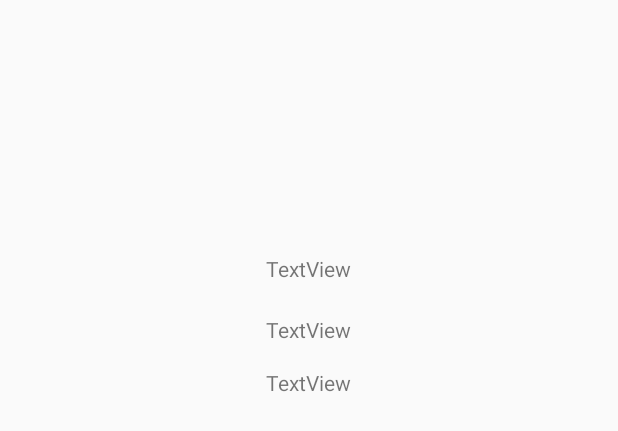
After one commit to PinGTeam/PinG, an Android app: the layout activity_user_profile.xml on its own in the app's theme, with its tools: preview values and no code run, on a phone screen of 412 x 824 dp. The commit adds this screen. Shown: the top 431 px of the screen. Run offline under Robolectric (Android 15) with nearby library versions, the phone set to English and light mode, and no system bars.

Commit message:
-Updated Create Ping

```diff
--- a/Source-Code/ANDROID/PinGv2/app/src/main/AndroidManifest.xml
+++ b/Source-Code/ANDROID/PinGv2/app/src/main/AndroidManifest.xml
@@ -60,7 +60,8 @@
             android:label="@string/title_activity_signup"
             android:screenOrientation="portrait"
             android:theme="@style/AppTheme" /> <!-- </activity> -->
-        <activity android:name=".CreateEvent"></activity>
+        <activity android:name=".CreateEvent" />
+        <activity android:name=".UserProfile"></activity>
     </application>
 
 </manifest>
--- a/Source-Code/ANDROID/PinGv2/app/src/main/res/layout/activity_log_in.xml
+++ b/Source-Code/ANDROID/PinGv2/app/src/main/res/layout/activity_log_in.xml
@@ -44,7 +44,7 @@
         <EditText
             android:layout_width="match_parent"
             android:layout_height="wrap_content"
-            android:inputType="textPersonName"
+            android:inputType="textPassword"
             android:layout_centerInParent="true"
             android:ellipsize="start"
             android:gravity="center_horizontal"
--- /dev/null
+++ b/Source-Code/ANDROID/PinGv2/app/src/main/res/layout/activity_user_profile.xml
@@ -0,0 +1,39 @@
+<?xml version="1.0" encoding="utf-8"?>
+<RelativeLayout xmlns:android="http://schemas.android.com/apk/res/android"
+    xmlns:tools="http://schemas.android.com/tools"
+    android:id="@+id/activity_user_profile"
+    android:layout_width="match_parent"
+    android:layout_height="match_parent"
+    android:paddingBottom="@dimen/activity_vertical_margin"
+    android:paddingLeft="@dimen/activity_horizontal_margin"
+    android:paddingRight="@dimen/activity_horizontal_margin"
+    android:paddingTop="@dimen/activity_vertical_margin"
+    tools:context="com.example.jorge.pingv2.UserProfile">
+
+    <TextView
+        android:text="TextView"
+        android:layout_width="wrap_content"
+        android:layout_height="wrap_content"
+        android:layout_alignParentTop="true"
+        android:layout_centerHorizontal="true"
+        android:layout_marginTop="153dp"
+        android:id="@+id/textView2" />
+
+    <TextView
+        android:text="TextView"
+        android:layout_width="wrap_content"
+        android:layout_height="wrap_content"
+        android:layout_below="@+id/textView2"
+        android:layout_alignStart="@+id/textView2"
+        android:layout_marginTop="21dp"
+        android:id="@+id/textView3" />
+
+    <TextView
+        android:text="TextView"
+        android:layout_width="wrap_content"
+        android:layout_height="wrap_content"
+        android:layout_marginTop="16dp"
+        android:id="@+id/textView4"
+        android:layout_below="@+id/textView3"
+        android:layout_alignStart="@+id/textView3" />
+</RelativeLayout>
```
Also changed, not shown: Source-Code/ANDROID/PinGv2/app/src/main/java/com/example/jorge/pingv2/CreateEvent.java (added, +13 -0 lines), Source-Code/ANDROID/PinGv2/app/src/main/java/com/example/jorge/pingv2/MapActivity.java (+19 -27 lines), Source-Code/ANDROID/PinGv2/app/src/main/java/com/example/jorge/pingv2/MarkerDialog.java (deleted, +0 -70 lines), Source-Code/ANDROID/PinGv2/app/src/main/java/com/example/jorge/pingv2/UserProfile.java (added, +13 -0 lines), Source-Code/ANDROID/PinGv2/app/src/main/res/layout/activity_create_event.xml (+5 -4 lines), Source-Code/ANDROID/PinGv2/app/src/main/res/layout/activity_map.xml (+8 -0 lines), Source-Code/ANDROID/PinGv2/app/src/main/res/layout/dialog_marker_dialog.xml (deleted, +0 -83 lines).
